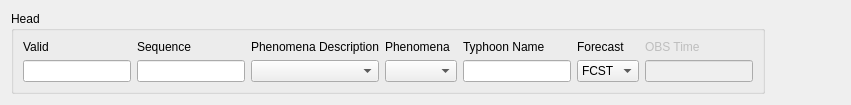
Qt form tafor/components/ui/sigmet_phenomena.ui (up1and/tafor) before a commit.
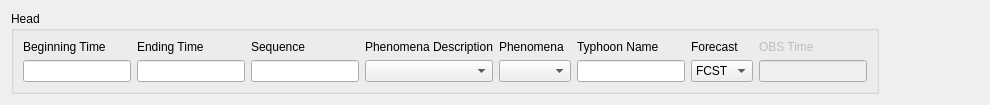
The same form after that commit.

Commit message: 增加 SIGMET 取消报 UI

The edit to the form file:
```diff
--- a/tafor/components/ui/sigmet_phenomena.ui
+++ b/tafor/components/ui/sigmet_phenomena.ui
@@ -6,7 +6,7 @@
    <rect>
     <x>0</x>
     <y>0</y>
-    <width>851</width>
+    <width>990</width>
     <height>88</height>
    </rect>
   </property>
@@ -26,20 +26,10 @@
       <string>Head</string>
      </property>
      <layout class="QGridLayout" name="gridLayout_2">
-      <item row="1" column="2">
+      <item row="1" column="3">
        <widget class="QComboBox" name="description"/>
       </item>
-      <item row="0" column="2">
-       <widget class="QLabel" name="descriptionLabel">
-        <property name="text">
-         <string>Phenomena Description</string>
-        </property>
-        <property name="buddy">
-         <cstring>description</cstring>
-        </property>
-       </widget>
-      </item>
-      <item row="1" column="6">
+      <item row="1" column="7">
        <widget class="QLineEdit" name="obsTime">
         <property name="enabled">
          <bool>false</bool>
@@ -49,7 +39,23 @@
       <item row="1" column="0">
        <widget class="QLineEdit" name="valid"/>
       </item>
-      <item row="0" column="5">
+      <item row="1" column="2">
+       <widget class="QLineEdit" name="sequence"/>
+      </item>
+      <item row="0" column="7">
+       <widget class="QLabel" name="obsTimeLabel">
+        <property name="enabled">
+         <bool>false</bool>
+        </property>
+        <property name="text">
+         <string>OBS Time</string>
+        </property>
+        <property name="buddy">
+         <cstring>obsTime</cstring>
+        </property>
+       </widget>
+      </item>
+      <item row="0" column="6">
        <widget class="QLabel" name="forecastLabel">
         <property name="text">
          <string>Forecast</string>
@@ -59,7 +65,7 @@
         </property>
        </widget>
       </item>
-      <item row="0" column="4">
+      <item row="0" column="5">
        <widget class="QLabel" name="typhoonNameLabel">
         <property name="text">
          <string>Typhoon Name</string>
@@ -69,16 +75,10 @@
         </property>
        </widget>
       </item>
-      <item row="1" column="1">
-       <widget class="QLineEdit" name="sequence"/>
-      </item>
-      <item row="0" column="6">
-       <widget class="QLabel" name="obsTimeLabel">
-        <property name="enabled">
-         <bool>false</bool>
-        </property>
+      <item row="0" column="3">
+       <widget class="QLabel" name="descriptionLabel">
         <property name="text">
-         <string>OBS Time</string>
+         <string>Phenomena Description</string>
         </property>
         <property name="buddy">
          <cstring>obsTime</cstring>
@@ -88,14 +88,14 @@
       <item row="0" column="0">
        <widget class="QLabel" name="validLabel">
         <property name="text">
-         <string>Valid</string>
+         <string>Beginning Time</string>
         </property>
         <property name="buddy">
          <cstring>valid</cstring>
         </property>
        </widget>
       </item>
-      <item row="0" column="1">
+      <item row="0" column="2">
        <widget class="QLabel" name="sequenceLabel">
         <property name="text">
          <string>Sequence</string>
@@ -105,7 +105,10 @@
         </property>
        </widget>
       </item>
-      <item row="0" column="3">
+      <item row="1" column="5">
+       <widget class="QLineEdit" name="typhoonName"/>
+      </item>
+      <item row="0" column="4">
        <widget class="QLabel" name="phenomenaLabel">
         <property name="text">
          <string>Phenomena</string>
@@ -115,10 +118,7 @@
         </property>
        </widget>
       </item>
-      <item row="1" column="3">
-       <widget class="QComboBox" name="phenomena"/>
-      </item>
-      <item row="1" column="5">
+      <item row="1" column="6">
        <widget class="QComboBox" name="forecast">
         <item>
          <property name="text">
@@ -133,7 +133,20 @@
        </widget>
       </item>
       <item row="1" column="4">
-       <widget class="QLineEdit" name="typhoonName"/>
+       <widget class="QComboBox" name="phenomena"/>
+      </item>
+      <item row="1" column="1">
+       <widget class="QLineEdit" name="endingTime"/>
+      </item>
+      <item row="0" column="1">
+       <widget class="QLabel" name="endingTimeLabel">
+        <property name="text">
+         <string>Ending Time</string>
+        </property>
+        <property name="buddy">
+         <cstring>endingTime</cstring>
+        </property>
+       </widget>
       </item>
      </layout>
     </widget>
```
Left out of the diff: 11 changed lines with no effect on the pictures. The commit also changes 11 other files.
